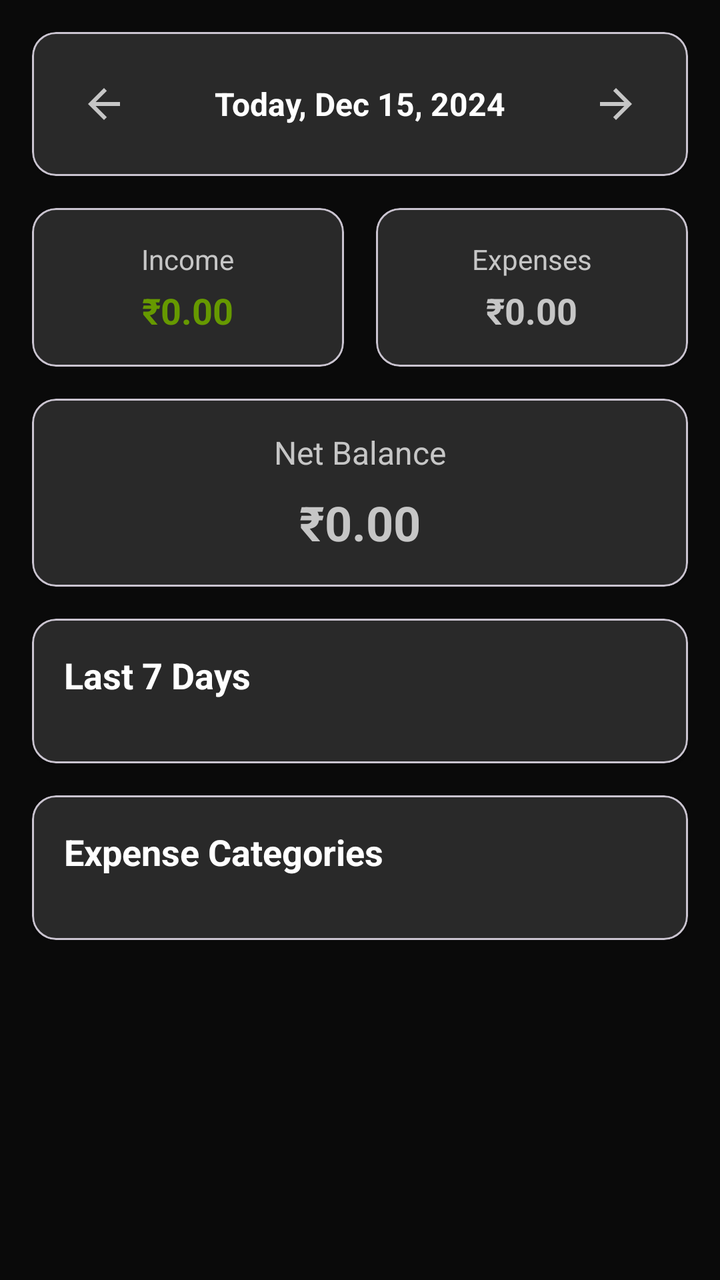
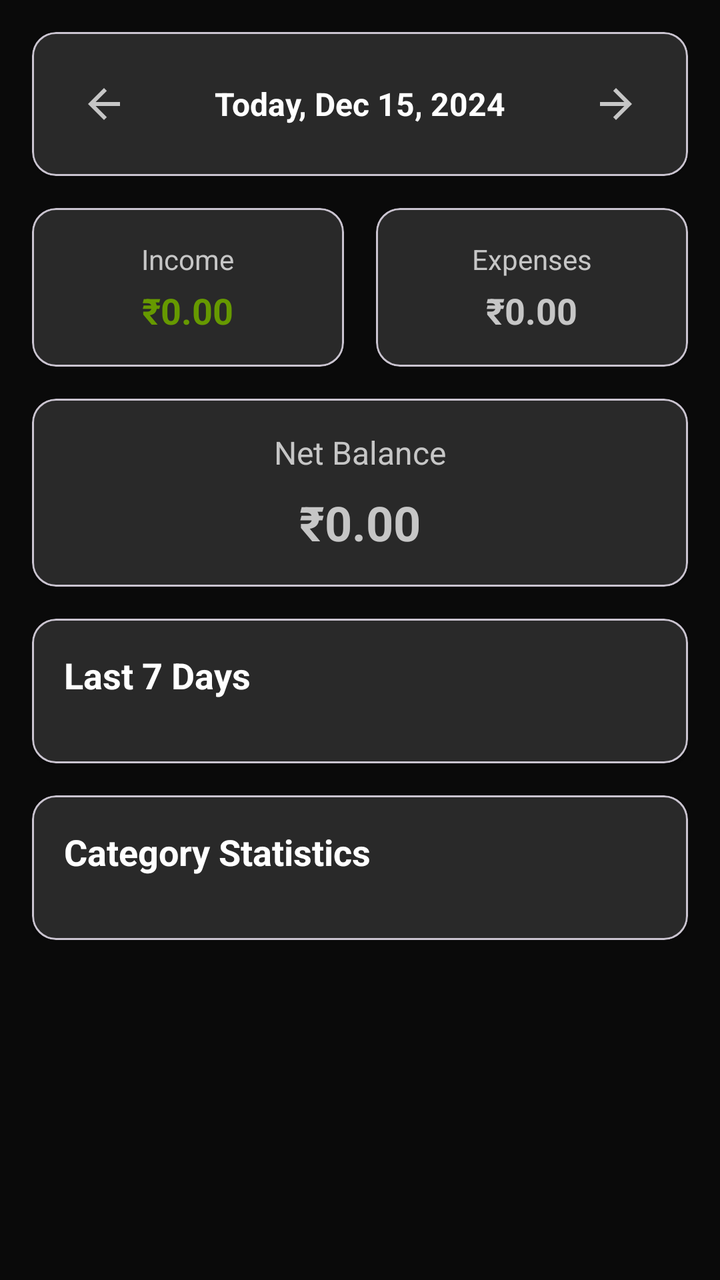

Screens rendered from an Android XML layout before and after an edit, with the pre-edit source and the edit as a unified diff.
<!-- AndroidManifest.xml: application theme Theme.AIExpenseTracker -->
<!-- res/layout/fragment_daily_analytics.xml -->
<?xml version="1.0" encoding="utf-8"?>
<androidx.core.widget.NestedScrollView
    xmlns:android="http://schemas.android.com/apk/res/android"
    xmlns:app="http://schemas.android.com/apk/res-auto"
    xmlns:tools="http://schemas.android.com/tools"
    android:layout_width="match_parent"
    android:layout_height="match_parent"
    android:background="@color/background_color">

    <LinearLayout
        android:layout_width="match_parent"
        android:layout_height="wrap_content"
        android:orientation="vertical"
        android:padding="16dp">

        
        <com.google.android.material.card.MaterialCardView
            android:layout_width="match_parent"
            android:layout_height="wrap_content"
            app:cardBackgroundColor="@color/surface_color"
            app:cardCornerRadius="12dp"
            app:cardElevation="2dp"
            android:layout_marginBottom="16dp">

            <LinearLayout
                android:layout_width="match_parent"
                android:layout_height="wrap_content"
                android:orientation="horizontal"
                android:gravity="center_vertical"
                android:padding="16dp">

                <ImageButton
                    android:id="@+id/btnPreviousDay"
                    android:layout_width="40dp"
                    android:layout_height="40dp"
                    android:src="@drawable/ic_arrow_back"
                    android:background="?attr/selectableItemBackgroundBorderless"
                    android:contentDescription="Previous Day"
                    app:tint="@color/primary_color" />

                <TextView
                    android:id="@+id/tvSelectedDate"
                    android:layout_width="0dp"
                    android:layout_height="wrap_content"
                    android:layout_weight="1"
                    android:text="Today, Dec 15, 2024"
                    android:textSize="16sp"
                    android:textStyle="bold"
                    android:textColor="@color/text_primary"
                    android:gravity="center"
                    android:background="?attr/selectableItemBackground"
                    android:padding="8dp" />

                <ImageButton
                    android:id="@+id/btnNextDay"
                    android:layout_width="40dp"
                    android:layout_height="40dp"
                    android:src="@drawable/ic_arrow_forward"
                    android:background="?attr/selectableItemBackgroundBorderless"
                    android:contentDescription="Next Day"
                    app:tint="@color/primary_color" />

            </LinearLayout>

        </com.google.android.material.card.MaterialCardView>

        
        <LinearLayout
            android:layout_width="match_parent"
            android:layout_height="wrap_content"
            android:orientation="horizontal"
            android:baselineAligned="false"
            android:layout_marginBottom="16dp">

            
            <com.google.android.material.card.MaterialCardView
                android:layout_width="0dp"
                android:layout_height="wrap_content"
                android:layout_weight="1"
                app:cardBackgroundColor="@color/surface_color"
                app:cardCornerRadius="12dp"
                app:cardElevation="2dp"
                android:layout_marginEnd="8dp">

                <LinearLayout
                    android:layout_width="match_parent"
                    android:layout_height="wrap_content"
                    android:orientation="vertical"
                    android:padding="16dp"
                    android:gravity="center">

                    <TextView
                        android:layout_width="wrap_content"
                        android:layout_height="wrap_content"
                        android:text="Income"
                        android:textSize="14sp"
                        android:textColor="@color/text_secondary"
                        android:layout_marginBottom="4dp" />

                    <TextView
                        android:id="@+id/tvTotalIncome"
                        android:layout_width="wrap_content"
                        android:layout_height="wrap_content"
                        android:text="₹0.00"
                        android:textSize="18sp"
                        android:textStyle="bold"
                        android:textColor="@android:color/holo_green_dark" />

                </LinearLayout>

            </com.google.android.material.card.MaterialCardView>

            
            <com.google.android.material.card.MaterialCardView
                android:layout_width="0dp"
                android:layout_height="wrap_content"
                android:layout_weight="1"
                app:cardBackgroundColor="@color/surface_color"
                app:cardCornerRadius="12dp"
                app:cardElevation="2dp"
                android:layout_marginStart="8dp">

                <LinearLayout
                    android:layout_width="match_parent"
                    android:layout_height="wrap_content"
                    android:orientation="vertical"
                    android:padding="16dp"
                    android:gravity="center">

                    <TextView
                        android:layout_width="wrap_content"
                        android:layout_height="wrap_content"
                        android:text="Expenses"
                        android:textSize="14sp"
                        android:textColor="@color/text_secondary"
                        android:layout_marginBottom="4dp" />

                    <TextView
                        android:id="@+id/tvTotalExpenses"
                        android:layout_width="wrap_content"
                        android:layout_height="wrap_content"
                        android:text="₹0.00"
                        android:textSize="18sp"
                        android:textStyle="bold"
                        android:textColor="@color/primary_color" />

                </LinearLayout>

            </com.google.android.material.card.MaterialCardView>

        </LinearLayout>

        
        <com.google.android.material.card.MaterialCardView
            android:layout_width="match_parent"
            android:layout_height="wrap_content"
            app:cardBackgroundColor="@color/surface_color"
            app:cardCornerRadius="12dp"
            app:cardElevation="2dp"
            android:layout_marginBottom="16dp">

            <LinearLayout
                android:layout_width="match_parent"
                android:layout_height="wrap_content"
                android:orientation="vertical"
                android:padding="16dp"
                android:gravity="center">

                <TextView
                    android:layout_width="wrap_content"
                    android:layout_height="wrap_content"
                    android:text="Net Balance"
                    android:textSize="16sp"
                    android:textColor="@color/text_secondary"
                    android:layout_marginBottom="8dp" />

                <TextView
                    android:id="@+id/tvNetBalance"
                    android:layout_width="wrap_content"
                    android:layout_height="wrap_content"
                    android:text="₹0.00"
                    android:textSize="24sp"
                    android:textStyle="bold"
                    android:textColor="@color/primary_color" />

            </LinearLayout>

        </com.google.android.material.card.MaterialCardView>

        
        <com.google.android.material.card.MaterialCardView
            android:layout_width="match_parent"
            android:layout_height="wrap_content"
            app:cardBackgroundColor="@color/surface_color"
            app:cardCornerRadius="12dp"
            app:cardElevation="2dp"
            android:layout_marginBottom="16dp">

            <LinearLayout
                android:layout_width="match_parent"
                android:layout_height="wrap_content"
                android:orientation="vertical"
                android:padding="16dp">

                <TextView
                    android:layout_width="wrap_content"
                    android:layout_height="wrap_content"
                    android:text="Last 7 Days"
                    android:textSize="18sp"
                    android:textStyle="bold"
                    android:textColor="@color/text_primary"
                    android:layout_marginBottom="16dp" />

                <androidx.recyclerview.widget.RecyclerView
                    android:id="@+id/recyclerViewDailyChart"
                    android:layout_width="match_parent"
                    android:layout_height="wrap_content"
                    android:nestedScrollingEnabled="false"
                    tools:listitem="@layout/item_daily_chart" />

            </LinearLayout>

        </com.google.android.material.card.MaterialCardView>

        
        <com.google.android.material.card.MaterialCardView
            android:layout_width="match_parent"
            android:layout_height="wrap_content"
            app:cardBackgroundColor="@color/surface_color"
            app:cardCornerRadius="12dp"
            app:cardElevation="2dp">

            <LinearLayout
                android:layout_width="match_parent"
                android:layout_height="wrap_content"
                android:orientation="vertical"
                android:padding="16dp">

                <TextView
                    android:layout_width="wrap_content"
                    android:layout_height="wrap_content"
                    android:text="Expense Categories"
                    android:textSize="18sp"
                    android:textStyle="bold"
                    android:textColor="@color/text_primary"
                    android:layout_marginBottom="16dp" />

                <androidx.recyclerview.widget.RecyclerView
                    android:id="@+id/recyclerViewCategories"
                    android:layout_width="match_parent"
                    android:layout_height="wrap_content"
                    android:nestedScrollingEnabled="false"
                    tools:listitem="@layout/item_category_analytics" />

                
                <LinearLayout
                    android:id="@+id/layoutEmptyState"
                    android:layout_width="match_parent"
                    android:layout_height="wrap_content"
                    android:orientation="vertical"
                    android:gravity="center"
                    android:padding="32dp"
                    android:visibility="gone">

                    <TextView
                        android:layout_width="wrap_content"
                        android:layout_height="wrap_content"
                        android:text="No expenses for this day"
                        android:textSize="16sp"
                        android:textColor="@color/text_secondary"
                        android:layout_marginBottom="8dp" />

                    <TextView
                        android:layout_width="wrap_content"
                        android:layout_height="wrap_content"
                        android:text="Start adding expenses to see category breakdown"
                        android:textSize="14sp"
                        android:textColor="@color/text_tertiary"
                        android:gravity="center" />

                </LinearLayout>

            </LinearLayout>

        </com.google.android.material.card.MaterialCardView>

    </LinearLayout>

</androidx.core.widget.NestedScrollView>
<!-- res/layout/item_daily_chart.xml (included above) -->
<?xml version="1.0" encoding="utf-8"?>
<LinearLayout xmlns:android="http://schemas.android.com/apk/res/android"
    android:layout_width="wrap_content"
    android:layout_height="wrap_content"
    android:orientation="vertical"
    android:padding="8dp"
    android:gravity="center"
    android:layout_marginHorizontal="4dp">

    <TextView
        android:id="@+id/tvAmount"
        android:layout_width="wrap_content"
        android:layout_height="wrap_content"
        android:text="₹500"
        android:textSize="10sp"
        android:textColor="@color/text_secondary"
        android:layout_marginBottom="4dp" />

    <View
        android:id="@+id/viewBar"
        android:layout_width="20dp"
        android:layout_height="60dp"
        android:background="@color/primary_color"
        android:layout_marginBottom="4dp" />

    <TextView
        android:id="@+id/tvDay"
        android:layout_width="wrap_content"
        android:layout_height="wrap_content"
        android:text="Mon"
        android:textSize="12sp"
        android:textStyle="bold"
        android:textColor="@color/text_primary"
        android:layout_marginBottom="2dp" />

    <TextView
        android:id="@+id/tvDate"
        android:layout_width="wrap_content"
        android:layout_height="wrap_content"
        android:text="15"
        android:textSize="10sp"
        android:textColor="@color/text_secondary" />

</LinearLayout>
<!-- res/layout/item_category_analytics.xml (included above) -->
<?xml version="1.0" encoding="utf-8"?>
<com.google.android.material.card.MaterialCardView xmlns:android="http://schemas.android.com/apk/res/android"
    xmlns:app="http://schemas.android.com/apk/res-auto"
    android:layout_width="match_parent"
    android:layout_height="wrap_content"
    android:layout_marginVertical="4dp"
    app:cardBackgroundColor="@color/card_background"
    app:cardCornerRadius="12dp"
    app:cardElevation="2dp"
    app:strokeColor="@color/card_stroke"
    app:strokeWidth="1dp">

    <LinearLayout
        android:layout_width="match_parent"
        android:layout_height="wrap_content"
        android:orientation="horizontal"
        android:padding="16dp"
        android:gravity="center_vertical">

        <TextView
            android:id="@+id/tvCategoryIcon"
            android:layout_width="40dp"
            android:layout_height="40dp"
            android:text="🍕"
            android:textSize="20sp"
            android:gravity="center"
            android:background="@drawable/modern_card_background"
            android:layout_marginEnd="12dp" />

        <LinearLayout
            android:layout_width="0dp"
            android:layout_height="wrap_content"
            android:layout_weight="1"
            android:orientation="vertical">

            <TextView
                android:id="@+id/tvCategoryName"
                android:layout_width="wrap_content"
                android:layout_height="wrap_content"
                android:text="Food &amp; Dining"
                android:textSize="16sp"
                android:textStyle="bold"
                android:textColor="@color/text_primary"
                android:fontFamily="sans-serif" />

            <ProgressBar
                android:id="@+id/progressBar"
                style="?android:attr/progressBarStyleHorizontal"
                android:layout_width="match_parent"
                android:layout_height="8dp"
                android:layout_marginTop="4dp"
                android:progress="50"
                android:progressTint="@color/primary_color" />

        </LinearLayout>

        <LinearLayout
            android:layout_width="wrap_content"
            android:layout_height="wrap_content"
            android:orientation="vertical"
            android:gravity="end">

            <TextView
                android:id="@+id/tvCategoryAmount"
                android:layout_width="wrap_content"
                android:layout_height="wrap_content"
                android:text="₹2,500.00"
                android:textSize="16sp"
                android:textStyle="bold"
                android:textColor="@color/primary_color"
                android:fontFamily="sans-serif" />

            <TextView
                android:id="@+id/tvPercentage"
                android:layout_width="wrap_content"
                android:layout_height="wrap_content"
                android:text="25%"
                android:textSize="12sp"
                android:textColor="@color/text_secondary"
                android:layout_marginTop="2dp" />

        </LinearLayout>

    </LinearLayout>

</com.google.android.material.card.MaterialCardView>
<!-- resources referenced by this layout -->
<resources>
  <color name="background_color">#0A0A0A</color>
  <color name="card_background">#1E1E1E</color>
  <color name="card_stroke">#2A2A2A</color>
  <color name="primary_color">#C6C6C6</color>
  <color name="surface_color">#1E1E1E</color>
  <color name="text_primary">#FFFFFF</color>
  <color name="text_secondary">#C6C6C6</color>
  <color name="text_tertiary">#808080</color>
  <!-- drawable ic_arrow_back (drawable) -->
  <vector xmlns:android="http://schemas.android.com/apk/res/android"
      android:width="24dp"
      android:height="24dp"
      android:viewportWidth="24"
      android:viewportHeight="24">
      <path
          android:fillColor="@android:color/white"
          android:pathData="M20,11H7.83l5.59,-5.59L12,4l-8,8 8,8 1.41,-1.41L7.83,13H20v-2z"/>
  </vector>
  <!-- drawable ic_arrow_forward (drawable) -->
  <vector android:height="24dp" 
      android:viewportHeight="24" android:viewportWidth="24"
      android:width="24dp" xmlns:android="http://schemas.android.com/apk/res/android">
      <path android:fillColor="@android:color/white" android:pathData="M12,4l-1.41,1.41L16.17,11H4v2h12.17l-5.58,5.59L12,20l8,-8z"/>
  </vector>
  <!-- drawable modern_card_background (drawable) -->
  <?xml version="1.0" encoding="utf-8"?>
  <shape xmlns:android="http://schemas.android.com/apk/res/android">
      <solid android:color="@color/card_background" />
      <stroke 
          android:width="1dp" 
          android:color="@color/card_stroke" />
      <corners android:radius="16dp" />
  </shape>
  <style name="Theme.AIExpenseTracker" parent="Theme.Material3.DayNight.NoActionBar">
          
          <item name="colorPrimary">@color/primary_color</item>
          <item name="colorOnPrimary">@color/text_primary</item>
          <item name="colorPrimaryContainer">@color/primary_dark</item>
          <item name="colorOnPrimaryContainer">@color/text_primary</item>
          
          
          <item name="colorSecondary">@color/secondary_color</item>
          <item name="colorOnSecondary">@color/text_primary</item>
          <item name="colorSecondaryContainer">@color/secondary_dark</item>
          <item name="colorOnSecondaryContainer">@color/text_primary</item>
          
          
          <item name="android:colorBackground">@color/background_primary</item>
          <item name="colorSurface">@color/surface_color</item>
          <item name="colorSurfaceVariant">@color/surface_variant</item>
          <item name="colorOnSurface">@color/text_primary</item>
          <item name="colorOnSurfaceVariant">@color/text_secondary</item>
          
          
          <item name="android:statusBarColor">@color/background_primary</item>
          <item name="android:navigationBarColor">@color/background_primary</item>
          <item name="android:windowLightStatusBar">false</item>
          
          
          <item name="android:textColorPrimary">@color/text_primary</item>
          <item name="android:textColorSecondary">@color/text_secondary</item>
          <item name="android:textColorHint">@color/text_hint</item>
          
          
          <item name="colorOutline">@color/card_stroke</item>
      </style>
  <color name="primary_dark">#A0A0A0</color>
  <color name="secondary_color">#808080</color>
  <color name="secondary_dark">#606060</color>
  <color name="background_primary">#0A0A0A</color>
  <color name="surface_variant">#2A2A2A</color>
  <color name="text_hint">#606060</color>
</resources>

<!-- the commit's change to res/layout/fragment_daily_analytics.xml (unified diff, before → after) -->
@@ -239,18 +239,18 @@
                 <TextView
                     android:layout_width="wrap_content"
                     android:layout_height="wrap_content"
-                    android:text="Expense Categories"
+                    android:text="Category Statistics"
                     android:textSize="18sp"
                     android:textStyle="bold"
                     android:textColor="@color/text_primary"
                     android:layout_marginBottom="16dp" />
 
                 <androidx.recyclerview.widget.RecyclerView
-                    android:id="@+id/recyclerViewCategories"
+                    android:id="@+id/recyclerViewCategoryBreakdown"
                     android:layout_width="match_parent"
                     android:layout_height="wrap_content"
                     android:nestedScrollingEnabled="false"
-                    tools:listitem="@layout/item_category_analytics" />
+                    tools:listitem="@layout/item_category_summary" />
 
                 
                 <LinearLayout
@@ -273,7 +273,7 @@
                     <TextView
                         android:layout_width="wrap_content"
                         android:layout_height="wrap_content"
-                        android:text="Start adding expenses to see category breakdown"
+                        android:text="Start adding expenses to see category statistics"
                         android:textSize="14sp"
                         android:textColor="@color/text_tertiary"
                         android:gravity="center" />
@@ -332,89 +332,70 @@
         android:textColor="@color/text_secondary" />
 
 </LinearLayout>
-<!-- res/layout/item_category_analytics.xml (included above) -->
+<!-- res/layout/item_category_summary.xml (included above) -->
 <?xml version="1.0" encoding="utf-8"?>
 <com.google.android.material.card.MaterialCardView xmlns:android="http://schemas.android.com/apk/res/android"
     xmlns:app="http://schemas.android.com/apk/res-auto"
     android:layout_width="match_parent"
     android:layout_height="wrap_content"
-    android:layout_marginVertical="4dp"
-    app:cardBackgroundColor="@color/card_background"
+    android:layout_margin="6dp"
+    app:cardBackgroundColor="@color/surface_color"
     app:cardCornerRadius="12dp"
-    app:cardElevation="2dp"
-    app:strokeColor="@color/card_stroke"
-    app:strokeWidth="1dp">
+    app:cardElevation="3dp">
 
     <LinearLayout
         android:layout_width="match_parent"
         android:layout_height="wrap_content"
-        android:orientation="horizontal"
-        android:padding="16dp"
-        android:gravity="center_vertical">
-
+        android:orientation="vertical"
+        android:padding="16dp">
+
+        
+        <LinearLayout
+            android:layout_width="match_parent"
+            android:layout_height="wrap_content"
+            android:orientation="horizontal"
+            android:layout_marginBottom="8dp">
+
+            <TextView
+                android:id="@+id/tvCategoryTitle"
+                android:layout_width="0dp"
+                android:layout_height="wrap_content"
+                android:layout_weight="1"
+                android:text="✈️ Travel"
+                android:textSize="18sp"
+                android:textStyle="bold"
+                android:textColor="@color/primary_color" />
+
+            <TextView
+                android:id="@+id/tvAmount"
+                android:layout_width="wrap_content"
+                android:layout_height="wrap_content"
+                android:text="₹450.00"
+                android:textSize="20sp"
+                android:textStyle="bold"
+                android:textColor="@color/text_primary" />
+
+        </LinearLayout>
+
+        
         <TextView
-            android:id="@+id/tvCategoryIcon"
-            android:layout_width="40dp"
-            android:layout_height="40dp"
-            android:text="🍕"
-            android:textSize="20sp"
-            android:gravity="center"
-            android:background="@drawable/modern_card_background"
-            android:layout_marginEnd="12dp" />
-
-        <LinearLayout
-            android:layout_width="0dp"
-            android:layout_height="wrap_content"
-            android:layout_weight="1"
-            android:orientation="vertical">
-
-            <TextView
-                android:id="@+id/tvCategoryName"
-                android:layout_width="wrap_content"
-                android:layout_height="wrap_content"
-                android:text="Food &amp; Dining"
-                android:textSize="16sp"
-                android:textStyle="bold"
-                android:textColor="@color/text_primary"
-                android:fontFamily="sans-serif" />
-
-            <ProgressBar
-                android:id="@+id/progressBar"
-                style="?android:attr/progressBarStyleHorizontal"
-                android:layout_width="match_parent"
-                android:layout_height="8dp"
-                android:layout_marginTop="4dp"
-                android:progress="50"
-                android:progressTint="@color/primary_color" />
-
-        </LinearLayout>
-
-        <LinearLayout
+            android:id="@+id/tvSummaryText"
             android:layout_width="wrap_content"
             android:layout_height="wrap_content"
-            android:orientation="vertical"
-            android:gravity="end">
-
-            <TextView
-                android:id="@+id/tvCategoryAmount"
-                android:layout_width="wrap_content"
-                android:layout_height="wrap_content"
-                android:text="₹2,500.00"
-                android:textSize="16sp"
-                android:textStyle="bold"
-                android:textColor="@color/primary_color"
-                android:fontFamily="sans-serif" />
-
-            <TextView
-                android:id="@+id/tvPercentage"
-                android:layout_width="wrap_content"
-                android:layout_height="wrap_content"
-                android:text="25%"
-                android:textSize="12sp"
-                android:textColor="@color/text_secondary"
-                android:layout_marginTop="2dp" />
-
-        </LinearLayout>
+            android:text="This month you spent in 3 transactions"
+            android:textSize="14sp"
+            android:textColor="@color/text_secondary"
+            android:layout_marginBottom="6dp" />
+
+        
+        <TextView
+            android:id="@+id/tvTopSubcategory"
+            android:layout_width="wrap_content"
+            android:layout_height="wrap_content"
+            android:text="Most spent: Taxi/Uber (₹200.00)"
+            android:textSize="12sp"
+            android:textStyle="italic"
+            android:textColor="@color/text_tertiary" />
 
     </LinearLayout>
 
<!-- resource entries referenced after the edit -->
@@ -1,7 +1,6 @@
 <!-- resources referenced by this layout -->
 <resources>
   <color name="background_color">#0A0A0A</color>
-  <color name="card_background">#1E1E1E</color>
   <color name="card_stroke">#2A2A2A</color>
   <color name="primary_color">#C6C6C6</color>
   <color name="surface_color">#1E1E1E</color>
@@ -24,15 +23,6 @@
       android:width="24dp" xmlns:android="http://schemas.android.com/apk/res/android">
       <path android:fillColor="@android:color/white" android:pathData="M12,4l-1.41,1.41L16.17,11H4v2h12.17l-5.58,5.59L12,20l8,-8z"/>
   </vector>
-  <!-- drawable modern_card_background (drawable) -->
-  <?xml version="1.0" encoding="utf-8"?>
-  <shape xmlns:android="http://schemas.android.com/apk/res/android">
-      <solid android:color="@color/card_background" />
-      <stroke 
-          android:width="1dp" 
-          android:color="@color/card_stroke" />
-      <corners android:radius="16dp" />
-  </shape>
   <style name="Theme.AIExpenseTracker" parent="Theme.Material3.DayNight.NoActionBar">
           
           <item name="colorPrimary">@color/primary_color</item>
